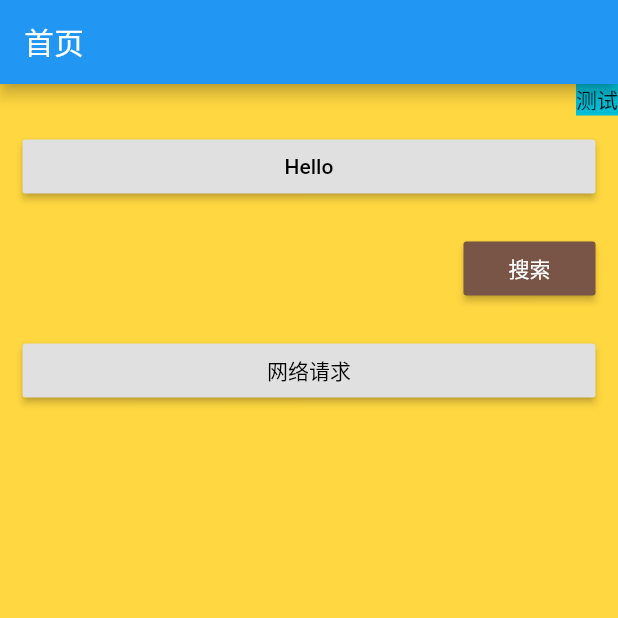
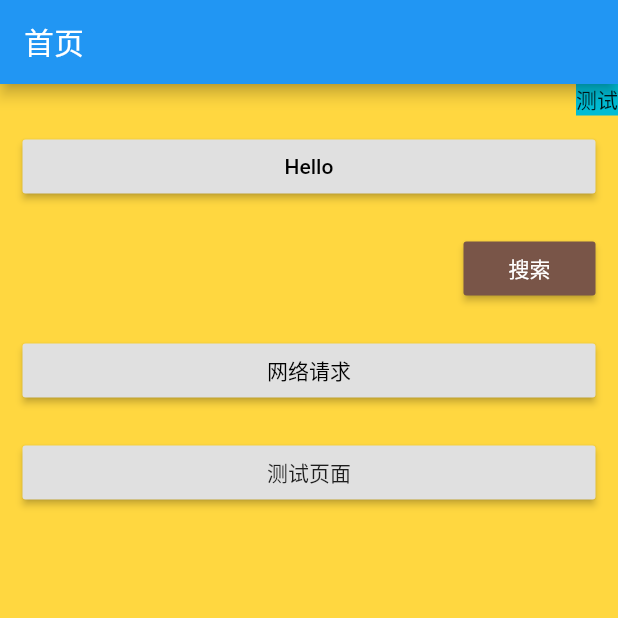
Before and after one commit to xionghaoo/flutter_demo, a Flutter app: the screen it shows after launch, on a phone screen of 412 x 824 dp, the top half of it. Run offline on Flutter 3.47's test engine with Material 2 defaults, Android fonts, the phone set to English and light mode, and no system bars; generated files the repository leaves out were written again.

Commit message:
添加测试页面

```diff
--- a/lib/home.dart
+++ b/lib/home.dart
@@ -1,5 +1,6 @@
 import 'package:flutter/material.dart';
 import 'package:flutter_demo/screen/network.dart';
+import 'package:flutter_demo/screen/test.dart';
 import 'package:flutter_demo/search.dart';
 
 class HomePage extends StatefulWidget {
@@ -76,6 +77,18 @@ class _HomePageState extends State<HomePage> {
                 ),
               )
             ]),
+            Container(
+              width: MediaQuery.of(context).size.width,
+              child: Padding(
+                padding: EdgeInsets.fromLTRB(15, 10, 15, 10),
+                child: RaisedButton(
+                  child: Text("测试页面"),
+                  onPressed: () {
+                    Navigator.of(context).push(MaterialPageRoute(builder: (context) => TestPage()));
+                  },
+                ),
+              ),
+            )
           ],
         ),
       ),
--- a/lib/screen/network.dart
+++ b/lib/screen/network.dart
@@ -1,6 +1,3 @@
-import 'dart:ffi';
-import 'dart:math';
-
 import 'package:flutter/material.dart';
 import 'package:flutter_demo/repo/data/weather_data.dart';
 import 'package:flutter_demo/repo/repository.dart';
```
Also changed, not shown: lib/screen/test.dart (added, +23 -0 lines).
